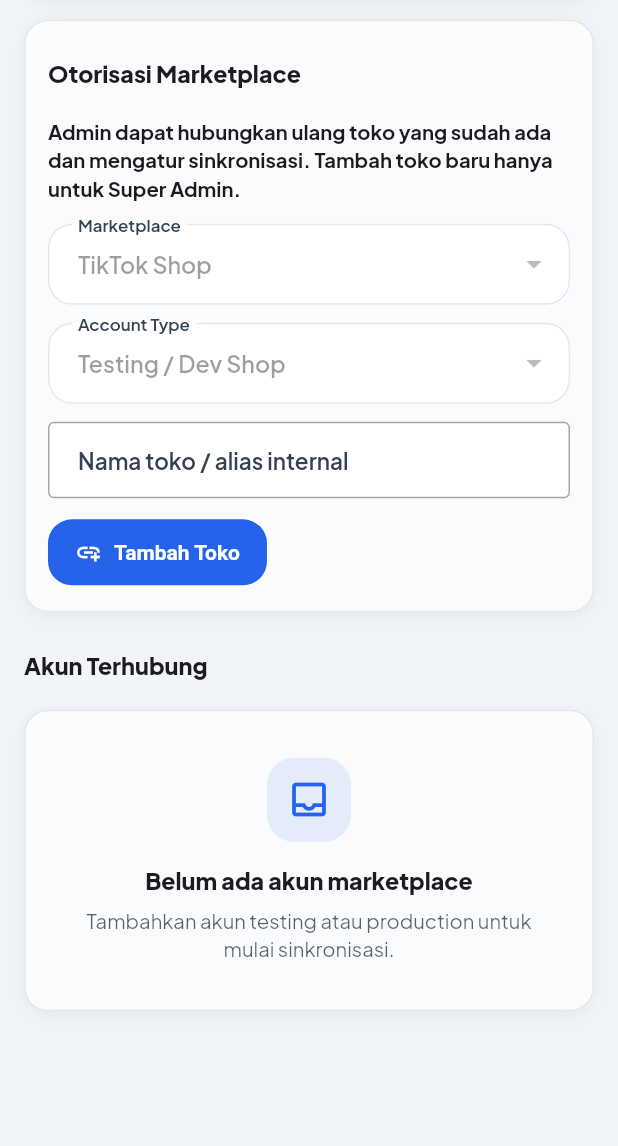
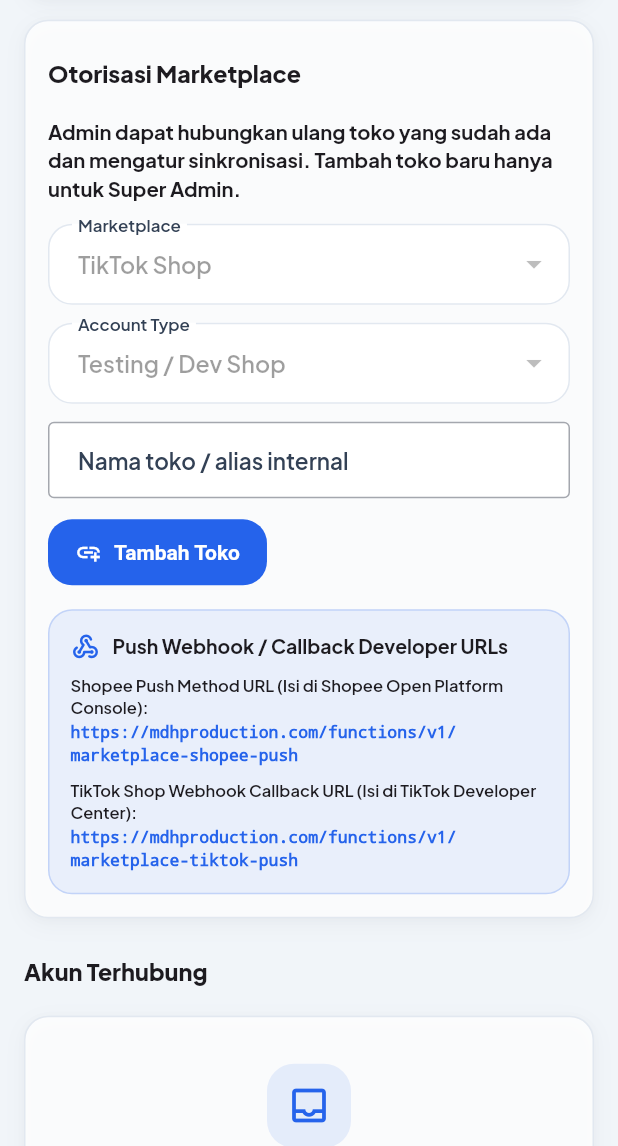
Before and after one commit to lynx-wjk/mobile-erp-apps, a Flutter app: the MarketplaceAccountsPage screen opened directly with empty values, scrolled down 384 dp, on a phone screen of 412 x 824 dp, the part 90-1236 px from its top. Run offline on Flutter 3.47's test engine with Material 3 defaults, Android fonts, the phone set to English and light mode, and no system bars; our stand-ins replace app_links, file_picker, flutter_dotenv, geolocator, google_fonts, image_picker and 5 more; missing offline and left inert: dart:html, excel, file_selector, mobile_scanner; accounts and stored records are empty.

Commit message:
feat(realtime): implement Shopee & TikTok Webhooks, Supabase Realtime WebSockets, Dual Low Stock Alerts, and Push Developer UI

```diff
--- a/lib/features/marketplace/presentation/marketplace_accounts_page.dart
+++ b/lib/features/marketplace/presentation/marketplace_accounts_page.dart
@@ -562,6 +562,51 @@ class _MarketplaceAccountsPageState extends State<MarketplaceAccountsPage> {
                   )
                 : Icon(Icons.add_link),
             label: Text(_isCreatingLink ? 'Membuat link...' : 'Tambah Toko'),
+          ),
+          const SizedBox(height: 14),
+          Container(
+            width: double.infinity,
+            padding: const EdgeInsets.all(14),
+            decoration: BoxDecoration(
+              color: AppUi.blue.withOpacity(0.08),
+              borderRadius: BorderRadius.circular(16),
+              border: Border.all(color: AppUi.blue.withOpacity(0.20)),
+            ),
+            child: Column(
+              crossAxisAlignment: CrossAxisAlignment.start,
+              children: [
+                Row(
+                  children: const [
+                    Icon(Icons.webhook_rounded, color: AppUi.blue, size: 20),
+                    SizedBox(width: 8),
+                    Text(
+                      'Push Webhook / Callback Developer URLs',
+                      style: TextStyle(fontWeight: FontWeight.bold, fontSize: 13),
+                    ),
+                  ],
+                ),
+                const SizedBox(height: 8),
+                const Text(
+                  'Shopee Push Method URL (Isi di Shopee Open Platform Console):',
+                  style: TextStyle(fontWeight: FontWeight.w600, fontSize: 11),
+                ),
+                const SizedBox(height: 2),
+                SelectableText(
+                  'https://mdhproduction.com/functions/v1/marketplace-shopee-push',
+                  style: TextStyle(fontFamily: 'monospace', fontSize: 11, color: AppUi.blue, fontWeight: FontWeight.bold),
+                ),
+                const SizedBox(height: 8),
+                const Text(
+                  'TikTok Shop Webhook Callback URL (Isi di TikTok Developer Center):',
+                  style: TextStyle(fontWeight: FontWeight.w600, fontSize: 11),
+                ),
+                const SizedBox(height: 2),
+                SelectableText(
+                  'https://mdhproduction.com/functions/v1/marketplace-tiktok-push',
+                  style: TextStyle(fontFamily: 'monospace', fontSize: 11, color: AppUi.blue, fontWeight: FontWeight.bold),
+                ),
+              ],
+            ),
           ),
           if (_generatedLink != null) _authorizationLinkBox(),
         ],
```
Also changed, not shown: lib/core/realtime/supabase_realtime_service.dart (added, +73 -0 lines).
